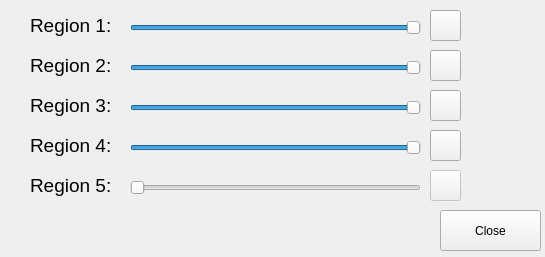
This is view/settings_window.ui in longbach2811/pmes-gui-app as Qt 5 draws it before an edit. The edited form follows.
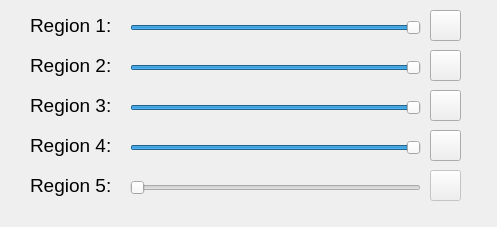
This is the edited form. Icons and pictures are not drawn.

Commit message: Delete setting.ui, remove close btn

```diff
--- a/view/settings_window.ui
+++ b/view/settings_window.ui
@@ -6,8 +6,8 @@
    <rect>
     <x>0</x>
     <y>0</y>
-    <width>545</width>
-    <height>257</height>
+    <width>497</width>
+    <height>227</height>
    </rect>
   </property>
   <property name="windowTitle">
@@ -316,19 +316,6 @@
      <normaloff>assets/change-2.png</normaloff>assets/change-2.png</iconset>
    </property>
   </widget>
-  <widget class="QPushButton" name="close_btn">
-   <property name="geometry">
-    <rect>
-     <x>440</x>
-     <y>210</y>
-     <width>101</width>
-     <height>41</height>
-    </rect>
-   </property>
-   <property name="text">
-    <string>Close</string>
-   </property>
-  </widget>
  </widget>
  <resources/>
  <connections/>
```
The commit also changes 1 other file.
